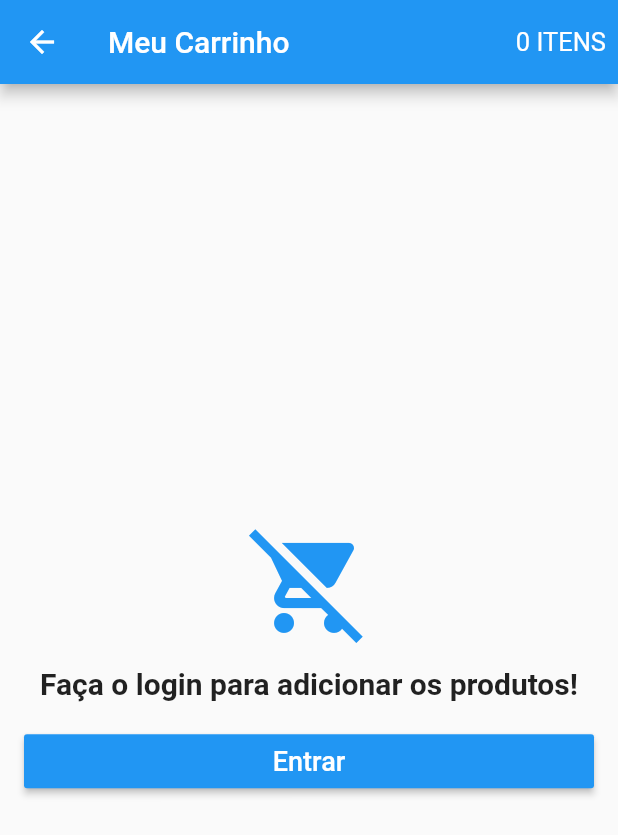
After one commit to andreferreiraalves/loja_virtual, a Flutter app: the CardScreen screen opened directly, on a phone screen of 412 x 824 dp. The commit adds this screen. Shown: the top 835 px of the screen. Run offline on Flutter 3.47's test engine with Material 2 defaults, Android fonts, the phone set to English and light mode, and no system bars; our stand-ins replace carousel_pro, cloud_firestore, firebase_auth, transparent_image; accounts and stored records are empty.

Commit message:
adição de mais aulas

```diff
--- /dev/null
+++ b/lib/datas/cart_product.dart
@@ -0,0 +1,33 @@
+import 'package:cloud_firestore/cloud_firestore.dart';
+import 'package:loja_virtual/datas/product_data.dart';
+
+class CartProduct {
+  String cid;
+  String category;
+  String pid;
+
+  int quantity;
+  String size;
+
+  ProductData productData;
+
+  CartProduct();
+
+  CartProduct.fromDocument(DocumentSnapshot document) {
+    cid = document.documentID;
+    category = document.data["category"];
+    pid = document.data["pid"];
+    quantity = document.data["quantity"];
+    size = document.data["size"];
+  }
+
+  Map<String, dynamic> toMap() {
+    return {
+      "category": category,
+      "pid": pid,
+      "quantity": quantity,
+      "size": size
+      // "product": productData.toReumeMap()
+    };
+  }
+}
--- a/lib/datas/product_data.dart
+++ b/lib/datas/product_data.dart
@@ -1,6 +1,8 @@
 import 'package:cloud_firestore/cloud_firestore.dart';
 
 class ProductData {
+  String category;
+
   String id;
   String title;
   String description;
@@ -16,4 +18,8 @@ class ProductData {
     images = snapshot.data["images"];
     sizes = snapshot.data["sizes"];
   }
+
+  Map<String, dynamic> toReumeMap() {
+    return {"title": title, "description": description, "price": price};
+  }
 }
--- a/lib/main.dart
+++ b/lib/main.dart
@@ -1,4 +1,5 @@
 import 'package:flutter/material.dart';
+import 'package:loja_virtual/models/cart_model.dart';
 import 'package:loja_virtual/models/user_model.dart';
 import 'package:loja_virtual/screens/home_screen.dart';
 import 'package:scoped_model/scoped_model.dart';
@@ -10,6 +11,9 @@ class MyApp extends StatelessWidget {
   Widget build(BuildContext context) {
     return ScopedModel<UserModel>(
       model: UserModel(),
+      child: ScopedModelDescendant<UserModel>(builder: (context, child, model) {
+        return ScopedModel<CartModel>(
+          model: CartModel(model),
           child: MaterialApp(
             debugShowCheckedModeBanner: false,
             title: 'Loja Virtual',
@@ -19,5 +23,7 @@ class MyApp extends StatelessWidget {
             home: HomeScreen(),
           ),
         );
+      }),
+    );
   }
 }
--- /dev/null
+++ b/lib/models/cart_model.dart
@@ -0,0 +1,43 @@
+import 'package:cloud_firestore/cloud_firestore.dart';
+import 'package:flutter/material.dart';
+import 'package:loja_virtual/datas/cart_product.dart';
+import 'package:loja_virtual/models/user_model.dart';
+import 'package:scoped_model/scoped_model.dart';
+
+class CartModel extends Model {
+  UserModel user;
+
+  List<CartProduct> products = [];
+
+  CartModel(this.user);
+
+  bool isLoading = false;
+
+  static CartModel of(BuildContext context) =>
+      ScopedModel.of<CartModel>(context);
+
+  void addCartItem(CartProduct cartProduct) {
+    products.add(cartProduct);
+    Firestore.instance
+        .collection("users")
+        .document(user.firebaseUser.uid)
+        .collection("cart")
+        .add(cartProduct.toMap())
+        .then((doc) {
+      cartProduct.cid = doc.documentID;
+    });
+    notifyListeners();
+  }
+
+  void removeCardItem(CartProduct cartProduct) {
+    Firestore.instance
+        .collection("users")
+        .document(user.firebaseUser.uid)
+        .collection("cart")
+        .document(cartProduct.cid)
+        .delete();
+
+    products.remove(cartProduct);
+    notifyListeners();
+  }
+}
--- /dev/null
+++ b/lib/screens/card_screen.dart
@@ -0,0 +1,92 @@
+import 'package:flutter/material.dart';
+import 'package:loja_virtual/models/cart_model.dart';
+import 'package:loja_virtual/models/user_model.dart';
+import 'package:loja_virtual/tiles/card_tile.dart';
+import 'package:scoped_model/scoped_model.dart';
+
+import 'login_screen.dart';
+
+class CardScreen extends StatelessWidget {
+  @override
+  Widget build(BuildContext context) {
+    return Scaffold(
+      appBar: AppBar(
+        title: Text("Meu Carrinho"),
+        actions: <Widget>[
+          Container(
+            alignment: Alignment.center,
+            padding: EdgeInsets.only(right: 8),
+            child: ScopedModelDescendant<CartModel>(
+              builder: (context, child, model) {
+                int p = model.products.length;
+
+                return Text(
+                  "${p ?? 0} ${p == 1 ? "ITEM" : "ITENS"}",
+                  style: TextStyle(fontSize: 17),
+                );
+              },
+            ),
+          )
+        ],
+      ),
+      body: ScopedModelDescendant<CartModel>(
+        builder: (context, child, model) {
+          if (model.isLoading && UserModel.of(context).isLoggedIn()) {
+            return Center(
+              child: CircularProgressIndicator(),
+            );
+          } else if (!UserModel.of(context).isLoggedIn()) {
+            return Container(
+              padding: EdgeInsets.all(16),
+              child: Column(
+                crossAxisAlignment: CrossAxisAlignment.stretch,
+                mainAxisAlignment: MainAxisAlignment.center,
+                children: <Widget>[
+                  Icon(
+                    Icons.remove_shopping_cart,
+                    size: 80,
+                    color: Theme.of(context).primaryColor,
+                  ),
+                  SizedBox(height: 16),
+                  Text(
+                    "Faça o login para adicionar os produtos!",
+                    style: TextStyle(fontSize: 20, fontWeight: FontWeight.bold),
+                    textAlign: TextAlign.center,
+                  ),
+                  SizedBox(height: 16),
+                  RaisedButton(
+                    child: Text("Entrar", style: TextStyle(fontSize: 18)),
+                    textColor: Colors.white,
+                    color: Theme.of(context).primaryColor,
+                    onPressed: () {
+                      Navigator.of(context).push(MaterialPageRoute(
+                          builder: (context) => LoginScreen()));
+                    },
+                  )
+                ],
+              ),
+            );
+          } else if (model.products == null || model.products.length == 0) {
+            return Center(
+              child: Text(
+                "Nenhum produto no carrinho",
+                style: TextStyle(fontSize: 20, fontWeight: FontWeight.bold),
+                textAlign: TextAlign.center,
+              ),
+            );
+          } else {
+            return ListView(
+              children: <Widget>[
+                Column(
+                  children: model.products.map((product){
+                    return CardTile(product);
+                  }).toList(),
+                ),
+              ],
+            );
+          }
+        },
+      ),
+    );
+  }
+}
--- a/lib/screens/home_screen.dart
+++ b/lib/screens/home_screen.dart
@@ -1,6 +1,7 @@
 import 'package:flutter/material.dart';
 import 'package:loja_virtual/tabs/home_tab.dart';
 import 'package:loja_virtual/tabs/products_tab.dart';
+import 'package:loja_virtual/widgets/cart_button.dart';
 import 'package:loja_virtual/widgets/custom_drawer.dart';
 
 class HomeScreen extends StatelessWidget {
@@ -15,12 +16,14 @@ class HomeScreen extends StatelessWidget {
         Scaffold(
           body: HomeTab(),
           drawer: CustomDrawer(_pageController),
+          floatingActionButton: CartButton(),
         ),
         Scaffold(
           appBar: AppBar(
             title: Text("Produtos"),
             centerTitle: true,
           ),
+          floatingActionButton: CartButton(),
           drawer: CustomDrawer(_pageController),
           body: ProductsTab(),
         ),
```
Also changed, not shown: lib/models/user_model.dart (+46 -5 lines), lib/screens/category_screen.dart (+10 -8 lines), lib/screens/login_screen.dart (+48 -3 lines), lib/screens/product_screen.dart (+28 -2 lines), lib/tiles/card_tile.dart (added, +41 -0 lines), lib/widgets/cart_button.dart (added, +16 -0 lines). Lines whose indentation alone changed are shown as unchanged.
